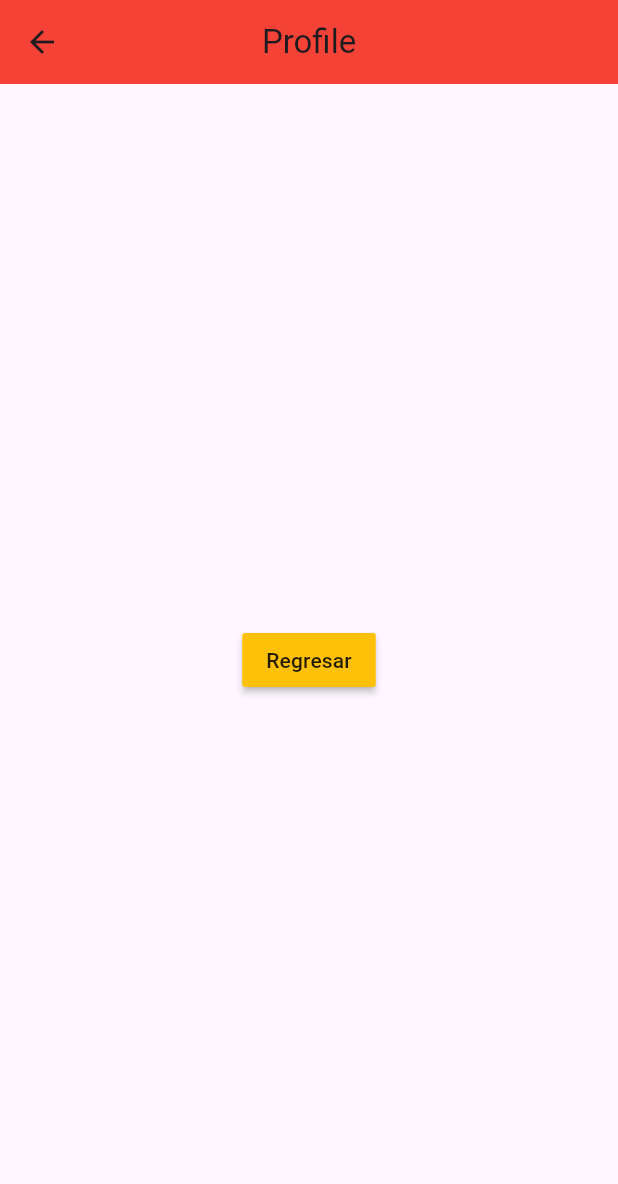
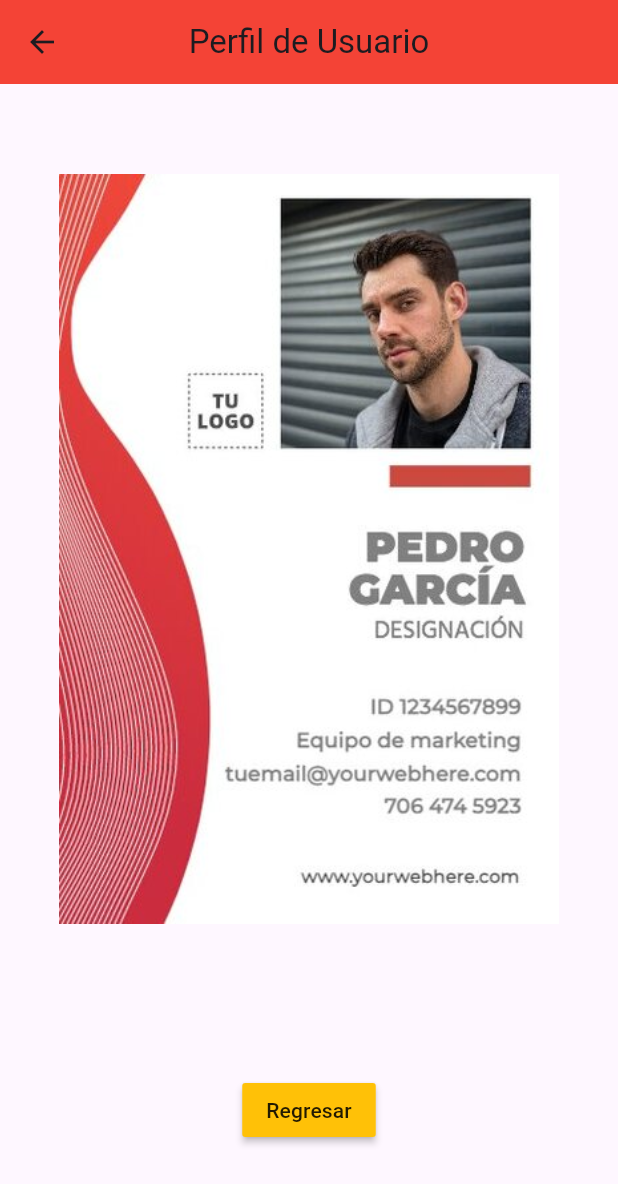
Before and after one commit to CamiloMarin/Proyecto_Aplicado_Uppah, a Flutter app: the ProfilePage screen opened directly, on a phone screen of 412 x 824 dp. Shown: the top 1184 px of the screen. Run offline on Flutter 3.47's test engine with Material 2 defaults, Android fonts, the phone set to English and light mode, and no system bars; our stand-ins replace cloud_firestore, firebase_auth, firebase_core, google_nav_bar, rflutter_alert; missing offline and left inert: flutter_nfc_kit, ndef, nfc_manager; accounts and stored records are empty.

Commit message:
Paquetes de nfc y otras dependencias
-Se instalaron algunos Kits o paquetes
* nfc manager
* ndef kit
*flutter_nfc_kit

```diff
--- a/uppah_0_0_0/lib/pages/Profile_page.dart
+++ b/uppah_0_0_0/lib/pages/Profile_page.dart
@@ -1,6 +1,16 @@
+import 'dart:convert';
+
 import 'package:flutter/material.dart';
-import 'package:flutter/services.dart';
+import 'package:cloud_firestore/cloud_firestore.dart';
 import 'package:firebase_auth/firebase_auth.dart';
+import 'package:rflutter_alert/rflutter_alert.dart';
+import 'package:uppah_0_0_0/pages/home_page.dart';
+
+// nfc
+import 'package:flutter_nfc_kit/flutter_nfc_kit.dart';
+import 'package:nfc_manager/nfc_manager.dart';
+import 'package:nfc_manager/platform_tags.dart';
+import 'package:ndef/ndef.dart';
 
 class ProfilePage extends StatefulWidget {
   const ProfilePage({super.key});
@@ -16,19 +26,26 @@ class _ProfilePageState extends State<ProfilePage> {
   Widget build(BuildContext context) {
     return Scaffold(
       appBar: AppBar(
-        title: const Text('Profile'),
+        title: const Text('Perfil de Usuario'),
         centerTitle: true,
         backgroundColor: Colors.red,
       ),
       body: Center(
-        child: MaterialButton(
+          child: Column(mainAxisAlignment: MainAxisAlignment.center, children: [
+        Image(
+            image: AssetImage('assets/Carnet_reference_uppah.jpg'),
+            height: 500,
+            width: 500),
+        SizedBox(height: 100),
+        // Btn de nfc
+        MaterialButton(
           onPressed: () {
-            //Cambia a la pestaña de home
+            // nfc key
           },
           color: Colors.amber,
           child: Text('Regresar'),
         ),
-      ),
+      ])),
     );
   }
 }
--- a/uppah_0_0_0/pubspec.yaml
+++ b/uppah_0_0_0/pubspec.yaml
@@ -38,6 +38,10 @@ dependencies:
   #Firebase Database
   cloud_firestore: ^3.4.7
   firebase_auth: ^3.8.0
+  http: ^0.13.5
+  nfc_manager: ^3.2.0
+  ndef: ^0.3.1
+  flutter_nfc_kit: ^3.3.1
 
 dev_dependencies:
   flutter_lints: ^2.0.0
```
Also changed, not shown: uppah_0_0_0/assets/Carnet_reference_uppah.jpg (added), uppah_0_0_0/pubspec.lock, 1 other file.
